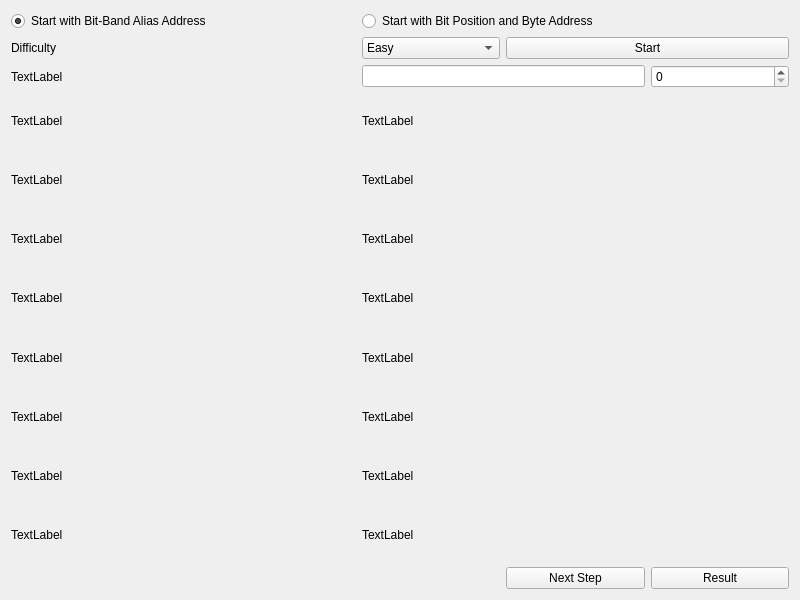
Qt form src/gui/bitbandwidget.ui (fiffty-50/ieee754-practice) before a commit.
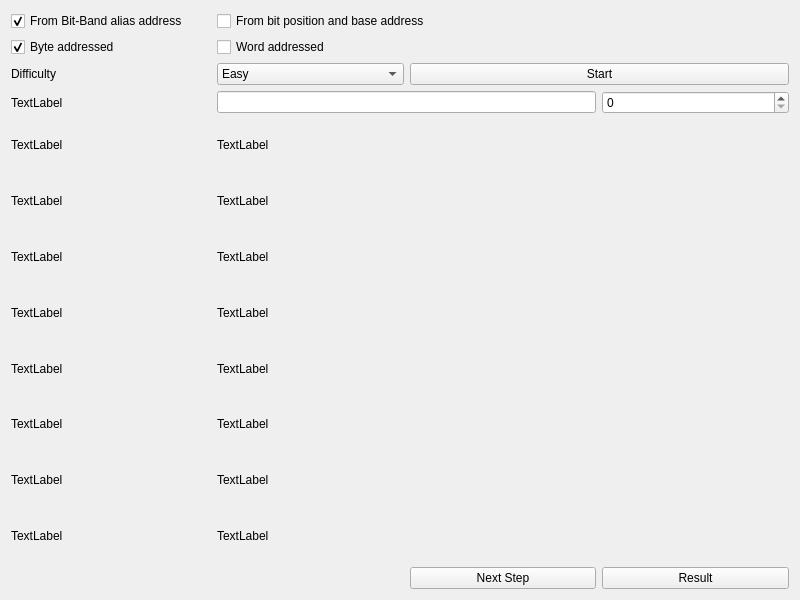
The same form after that commit.

```diff
--- a/src/gui/bitbandwidget.ui
+++ b/src/gui/bitbandwidget.ui
@@ -14,23 +14,23 @@
    <string>Form</string>
   </property>
   <layout class="QGridLayout" name="gridLayout">
-   <item row="0" column="0" colspan="2">
-    <widget class="QRadioButton" name="bbaButton">
+   <item row="6" column="1" colspan="3">
+    <widget class="QLabel" name="step2DisplayLabel">
+     <property name="minimumSize">
+      <size>
+       <width>400</width>
+       <height>0</height>
+      </size>
+     </property>
      <property name="text">
-      <string>Start with Bit-Band Alias Address</string>
+      <string>TextLabel</string>
      </property>
-     <property name="checked">
-      <bool>true</bool>
-     </property>
-     <attribute name="buttonGroup">
-      <string notr="true">buttonGroup</string>
-     </attribute>
     </widget>
    </item>
-   <item row="0" column="2" colspan="3">
-    <widget class="QRadioButton" name="bitposButton">
+   <item row="12" column="2">
+    <widget class="QPushButton" name="nextPushButton">
      <property name="text">
-      <string>Start with Bit Position and Byte Address</string>
+      <string>Next Step</string>
      </property>
      <attribute name="buttonGroup">
       <string notr="true">buttonGroup</string>
@@ -38,7 +38,20 @@
     </widget>
    </item>
    <item row="1" column="0">
-    <widget class="QLabel" name="difficultyLabel">
+    <widget class="QCheckBox" name="byteAddressedCheckBox">
+     <property name="text">
+      <string>Byte addressed</string>
+     </property>
+     <property name="checked">
+      <bool>true</bool>
+     </property>
+    </widget>
+   </item>
+   <item row="3" column="1" colspan="2">
+    <widget class="QLineEdit" name="customLineEdit"/>
+   </item>
+   <item row="3" column="0">
+    <widget class="QLabel" name="customLabel">
      <property name="minimumSize">
       <size>
        <width>200</width>
@@ -46,11 +59,96 @@
       </size>
      </property>
      <property name="text">
-      <string>Difficulty</string>
+      <string>TextLabel</string>
      </property>
     </widget>
    </item>
-   <item row="1" column="2">
+   <item row="10" column="1" colspan="3">
+    <widget class="QLabel" name="step6DisplayLabel">
+     <property name="minimumSize">
+      <size>
+       <width>400</width>
+       <height>0</height>
+      </size>
+     </property>
+     <property name="text">
+      <string>TextLabel</string>
+     </property>
+    </widget>
+   </item>
+   <item row="7" column="1" colspan="3">
+    <widget class="QLabel" name="step3DisplayLabel">
+     <property name="minimumSize">
+      <size>
+       <width>400</width>
+       <height>0</height>
+      </size>
+     </property>
+     <property name="text">
+      <string>TextLabel</string>
+     </property>
+    </widget>
+   </item>
+   <item row="5" column="0">
+    <widget class="QLabel" name="step1Label">
+     <property name="minimumSize">
+      <size>
+       <width>200</width>
+       <height>0</height>
+      </size>
+     </property>
+     <property name="text">
+      <string>TextLabel</string>
+     </property>
+    </widget>
+   </item>
+   <item row="6" column="0">
+    <widget class="QLabel" name="step2Label">
+     <property name="minimumSize">
+      <size>
+       <width>200</width>
+       <height>0</height>
+      </size>
+     </property>
+     <property name="text">
+      <string>TextLabel</string>
+     </property>
+    </widget>
+   </item>
+   <item row="0" column="1" colspan="3">
+    <widget class="QCheckBox" name="fromBitPosCheckBox">
+     <property name="text">
+      <string>From bit position and base address</string>
+     </property>
+    </widget>
+   </item>
+   <item row="11" column="0">
+    <widget class="QLabel" name="step7Label">
+     <property name="minimumSize">
+      <size>
+       <width>200</width>
+       <height>0</height>
+      </size>
+     </property>
+     <property name="text">
+      <string>TextLabel</string>
+     </property>
+    </widget>
+   </item>
+   <item row="4" column="1" colspan="3">
+    <widget class="QLabel" name="step0DisplayLabel">
+     <property name="minimumSize">
+      <size>
+       <width>400</width>
+       <height>0</height>
+      </size>
+     </property>
+     <property name="text">
+      <string>TextLabel</string>
+     </property>
+    </widget>
+   </item>
+   <item row="2" column="1">
     <widget class="QComboBox" name="difficultyComboBox">
      <item>
       <property name="text">
@@ -74,15 +172,8 @@
      </item>
     </widget>
    </item>
-   <item row="1" column="3" colspan="2">
-    <widget class="QPushButton" name="startPushButton">
-     <property name="text">
-      <string>Start</string>
-     </property>
-    </widget>
-   </item>
    <item row="2" column="0">
-    <widget class="QLabel" name="customLabel">
+    <widget class="QLabel" name="difficultyLabel">
      <property name="minimumSize">
       <size>
        <width>200</width>
@@ -90,87 +181,42 @@
       </size>
      </property>
      <property name="text">
-      <string>TextLabel</string>
+      <string>Difficulty</string>
+     </property>
+    </widget>
+   </item>
+   <item row="0" column="0">
+    <widget class="QCheckBox" name="fromBbaCheckBox">
+     <property name="text">
+      <string>From Bit-Band alias address</string>
+     </property>
+     <property name="checked">
+      <bool>true</bool>
      </property>
     </widget>
    </item>
    <item row="2" column="2" colspan="2">
-    <widget class="QLineEdit" name="customLineEdit"/>
-   </item>
-   <item row="2" column="4">
-    <widget class="QSpinBox" name="bitPosSpinBox">
-     <property name="maximum">
-      <number>31</number>
-     </property>
-    </widget>
-   </item>
-   <item row="3" column="0">
-    <widget class="QLabel" name="step0Label">
-     <property name="minimumSize">
-      <size>
-       <width>200</width>
-       <height>0</height>
-      </size>
-     </property>
+    <widget class="QPushButton" name="startPushButton">
      <property name="text">
-      <string>TextLabel</string>
-     </property>
-    </widget>
-   </item>
-   <item row="4" column="0">
-    <widget class="QLabel" name="step1Label">
-     <property name="minimumSize">
-      <size>
-       <width>200</width>
-       <height>0</height>
-      </size>
-     </property>
-     <property name="text">
-      <string>TextLabel</string>
-     </property>
-    </widget>
-   </item>
-   <item row="5" column="0">
-    <widget class="QLabel" name="step2Label">
-     <property name="minimumSize">
-      <size>
-       <width>200</width>
-       <height>0</height>
-      </size>
-     </property>
-     <property name="text">
-      <string>TextLabel</string>
-     </property>
-    </widget>
-   </item>
-   <item row="6" column="0">
-    <widget class="QLabel" name="step3Label">
-     <property name="minimumSize">
-      <size>
-       <width>200</width>
-       <height>0</height>
-      </size>
-     </property>
-     <property name="text">
-      <string>TextLabel</string>
-     </property>
-    </widget>
-   </item>
-   <item row="7" column="0">
-    <widget class="QLabel" name="step4Label">
-     <property name="minimumSize">
-      <size>
-       <width>200</width>
-       <height>0</height>
-      </size>
-     </property>
-     <property name="text">
-      <string>TextLabel</string>
+      <string>Start</string>
      </property>
     </widget>
    </item>
    <item row="8" column="0">
-    <widget class="QLabel" name="step5Label">
+    <widget class="QLabel" name="step4Label">
+     <property name="minimumSize">
+      <size>
+       <width>200</width>
+       <height>0</height>
+      </size>
+     </property>
+     <property name="text">
+      <string>TextLabel</string>
+     </property>
+    </widget>
+   </item>
+   <item row="4" column="0">
+    <widget class="QLabel" name="step0Label">
      <property name="minimumSize">
       <size>
        <width>200</width>
@@ -183,7 +229,7 @@
     </widget>
    </item>
    <item row="9" column="0">
-    <widget class="QLabel" name="step6Label">
+    <widget class="QLabel" name="step5Label">
      <property name="minimumSize">
       <size>
        <width>200</width>
@@ -195,85 +241,7 @@
      </property>
     </widget>
    </item>
-   <item row="10" column="0">
-    <widget class="QLabel" name="step7Label">
-     <property name="minimumSize">
-      <size>
-       <width>200</width>
-       <height>0</height>
-      </size>
-     </property>
-     <property name="text">
-      <string>TextLabel</string>
-     </property>
-    </widget>
-   </item>
-   <item row="3" column="2" colspan="3">
-    <widget class="QLabel" name="step0DisplayLabel">
-     <property name="minimumSize">
-      <size>
-       <width>400</width>
-       <height>0</height>
-      </size>
-     </property>
-     <property name="text">
-      <string>TextLabel</string>
-     </property>
-    </widget>
-   </item>
-   <item row="4" column="2" colspan="3">
-    <widget class="QLabel" name="step1DisplayLabel">
-     <property name="minimumSize">
-      <size>
-       <width>400</width>
-       <height>0</height>
-      </size>
-     </property>
-     <property name="text">
-      <string>TextLabel</string>
-     </property>
-    </widget>
-   </item>
-   <item row="5" column="2" colspan="3">
-    <widget class="QLabel" name="step2DisplayLabel">
-     <property name="minimumSize">
-      <size>
-       <width>400</width>
-       <height>0</height>
-      </size>
-     </property>
-     <property name="text">
-      <string>TextLabel</string>
-     </property>
-    </widget>
-   </item>
-   <item row="6" column="2" colspan="3">
-    <widget class="QLabel" name="step3DisplayLabel">
-     <property name="minimumSize">
-      <size>
-       <width>400</width>
-       <height>0</height>
-      </size>
-     </property>
-     <property name="text">
-      <string>TextLabel</string>
-     </property>
-    </widget>
-   </item>
-   <item row="7" column="2" colspan="3">
-    <widget class="QLabel" name="step4DisplayLabel">
-     <property name="minimumSize">
-      <size>
-       <width>400</width>
-       <height>0</height>
-      </size>
-     </property>
-     <property name="text">
-      <string>TextLabel</string>
-     </property>
-    </widget>
-   </item>
-   <item row="8" column="2" colspan="3">
+   <item row="9" column="1" colspan="3">
     <widget class="QLabel" name="step5DisplayLabel">
      <property name="minimumSize">
       <size>
@@ -286,8 +254,8 @@
      </property>
     </widget>
    </item>
-   <item row="9" column="2" colspan="3">
-    <widget class="QLabel" name="step6DisplayLabel">
+   <item row="8" column="1" colspan="3">
+    <widget class="QLabel" name="step4DisplayLabel">
      <property name="minimumSize">
       <size>
        <width>400</width>
@@ -299,11 +267,11 @@
      </property>
     </widget>
    </item>
-   <item row="10" column="2" colspan="3">
-    <widget class="QLabel" name="step7DisplayLabel">
+   <item row="10" column="0">
+    <widget class="QLabel" name="step6Label">
      <property name="minimumSize">
       <size>
-       <width>400</width>
+       <width>200</width>
        <height>0</height>
       </size>
      </property>
@@ -312,17 +280,63 @@
      </property>
     </widget>
    </item>
-   <item row="11" column="4">
+   <item row="12" column="3">
     <widget class="QPushButton" name="resultPushButton">
      <property name="text">
       <string>Result</string>
      </property>
     </widget>
    </item>
-   <item row="11" column="3">
-    <widget class="QPushButton" name="nextPushButton">
+   <item row="7" column="0">
+    <widget class="QLabel" name="step3Label">
+     <property name="minimumSize">
+      <size>
+       <width>200</width>
+       <height>0</height>
+      </size>
+     </property>
      <property name="text">
-      <string>Next Step</string>
+      <string>TextLabel</string>
+     </property>
+    </widget>
+   </item>
+   <item row="11" column="1" colspan="3">
+    <widget class="QLabel" name="step7DisplayLabel">
+     <property name="minimumSize">
+      <size>
+       <width>400</width>
+       <height>0</height>
+      </size>
+     </property>
+     <property name="text">
+      <string>TextLabel</string>
+     </property>
+    </widget>
+   </item>
+   <item row="5" column="1" colspan="3">
+    <widget class="QLabel" name="step1DisplayLabel">
+     <property name="minimumSize">
+      <size>
+       <width>400</width>
+       <height>0</height>
+      </size>
+     </property>
+     <property name="text">
+      <string>TextLabel</string>
+     </property>
+    </widget>
+   </item>
+   <item row="3" column="3">
+    <widget class="QSpinBox" name="bitPosSpinBox">
+     <property name="maximum">
+      <number>31</number>
+     </property>
+    </widget>
+   </item>
+   <item row="1" column="1" colspan="3">
+    <widget class="QCheckBox" name="wordAddressedCheckBox">
+     <property name="text">
+      <string>Word addressed</string>
      </property>
     </widget>
    </item>
```
Left out of the diff: 6 changed lines with no effect on the pictures.
